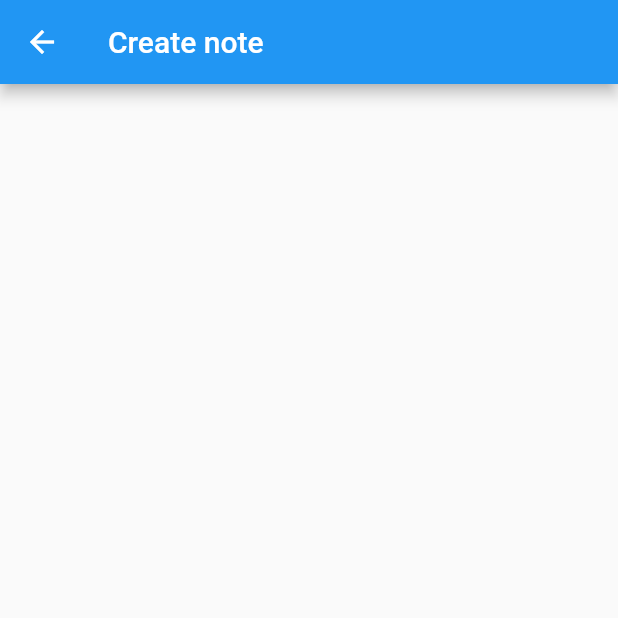
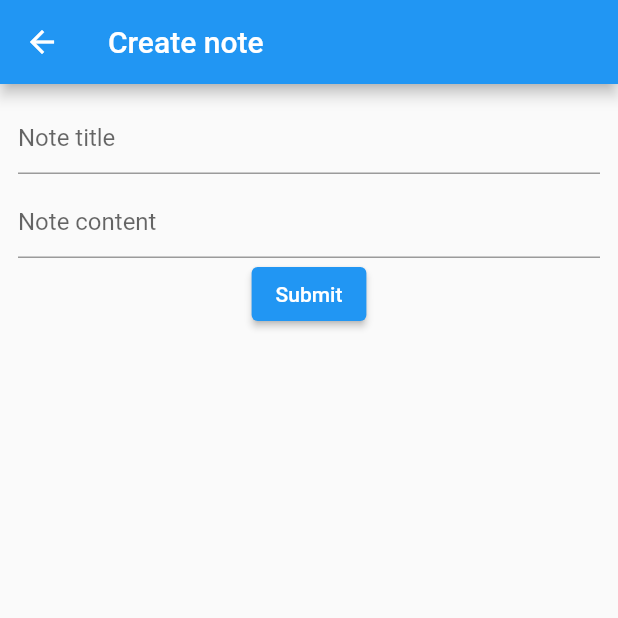
Before and after one commit to elitekentoy/working_with_rest_api, a Flutter app: the NoteModify screen opened directly, on a phone screen of 412 x 824 dp, the top half of it. Run offline on Flutter 3.47's test engine with Material 2 defaults, Android fonts, the phone set to English and light mode, and no system bars.

Commit message:
Add base widgets of Note_modify

```diff
--- a/lib/views/note_modify.dart
+++ b/lib/views/note_modify.dart
@@ -1,14 +1,34 @@
-
 import 'package:flutter/material.dart';
 
 class NoteModify extends StatelessWidget {
-  const NoteModify({ Key? key }) : super(key: key);
+  const NoteModify({Key? key}) : super(key: key);
 
   @override
   Widget build(BuildContext context) {
     return Scaffold(
       appBar: AppBar(title: const Text('Create note')),
-      body: Container(),
+      body: Padding(
+        padding: const EdgeInsets.all(12.0),
+        child: Column(
+          children: <Widget>[
+            const TextField(
+              decoration: InputDecoration(hintText: 'Note title'),
+            ),
+            const SizedBox(
+              height: 8,
+            ),
+            const TextField(
+              decoration: InputDecoration(hintText: 'Note content'),
+            ),
+            ElevatedButton(
+              onPressed: () {
+                Navigator.of(context).pop();
+              },
+              child: const Text('Submit'),
+            ),
+          ],
+        ),
+      ),
     );
   }
 }
```
